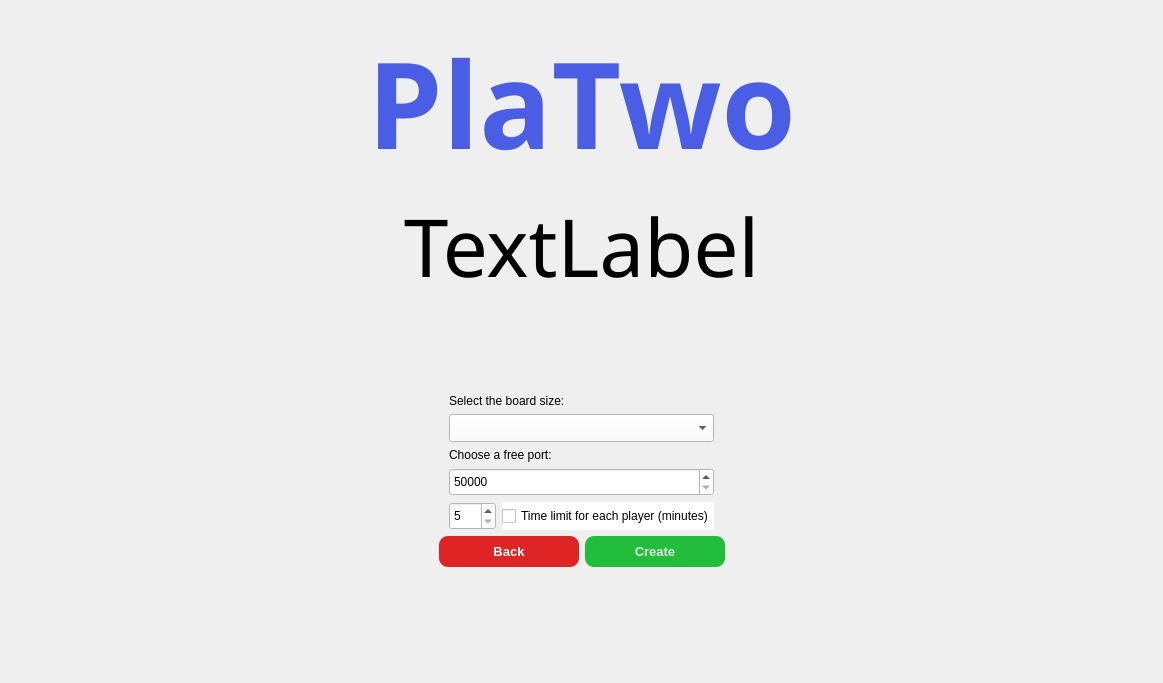
PlaTwo-project/PlaTwo, file UI/Network/host_page.ui: the form before one commit.
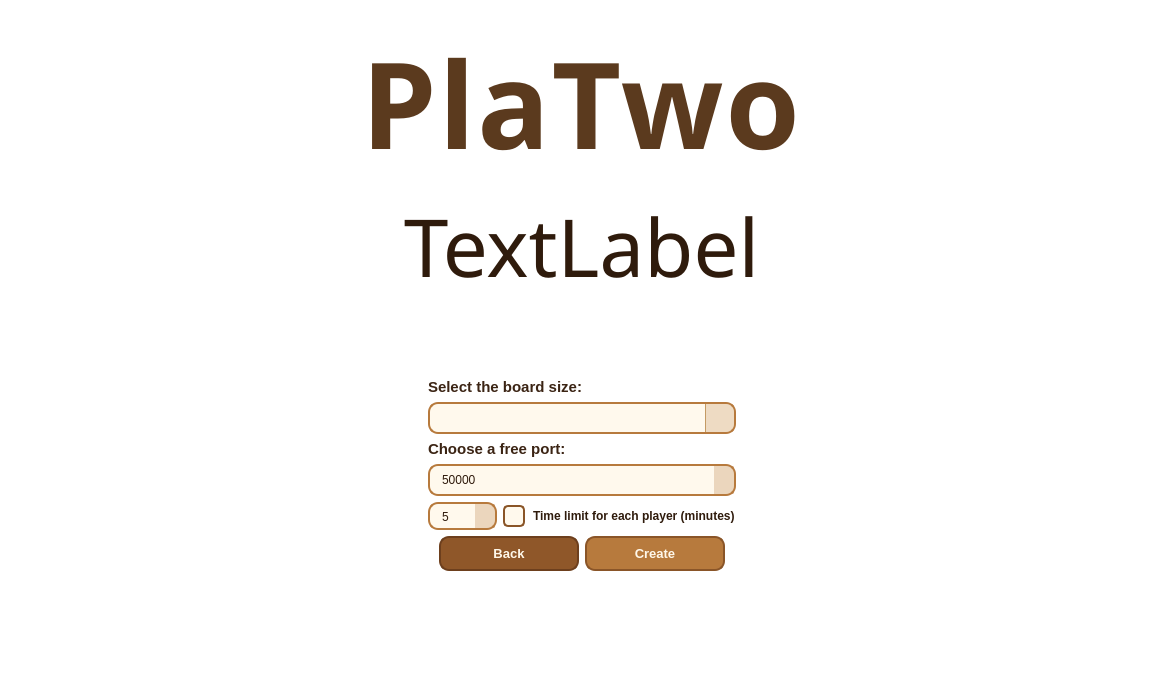
The form after the commit. The open tabs and pages were chosen to show the change.

```diff
--- a/UI/Network/host_page.ui
+++ b/UI/Network/host_page.ui
@@ -14,20 +14,35 @@
    <string>Form</string>
   </property>
   <property name="styleSheet">
-   <string notr="true">QMessageBox QPushButton {
-    background-color: white;
-    color: black;
-    border: 1px solid #0078d7;
-    padding: 5px 12px;
-    border-radius: 4px;
+   <string notr="true">QWidget#HostPage {
+    background: transparent;
+}
+
+QMessageBox {
+    background-color: #F7E7C6;
+    color: #3B2414;
+}
+
+QMessageBox QLabel {
+    color: #3B2414;
+    font-size: 10pt;
+}
+
+QMessageBox QPushButton {
+    background-color: #B77A3D;
+    color: #FFF8EA;
+    border: 1px solid #8A5528;
+    border-radius: 7px;
+    padding: 6px 16px;
+    font-weight: bold;
 }
 
 QMessageBox QPushButton:hover {
-    background-color: #e6f2ff;
+    background-color: #C98A49;
 }
 
 QMessageBox QPushButton:pressed {
-    background-color: #C7E3FF;
+    background-color: #8F5729;
 }</string>
   </property>
   <layout class="QGridLayout" name="gridLayout_2">
@@ -40,7 +55,7 @@
       </sizepolicy>
      </property>
      <property name="currentIndex">
-      <number>1</number>
+      <number>0</number>
      </property>
      <widget class="QWidget" name="page_host_setting">
       <layout class="QGridLayout" name="gridLayout">
@@ -77,20 +92,23 @@
              </property>
              <property name="styleSheet">
               <string notr="true">QPushButton {
-    background-color: #DE2424;
-    color: white;
-    border: none;
-    border-radius: 9px;
+    background-color: #8F5729;
+    color: #FFF8EA;
+    border: 2px solid #6D3F1D;
+    border-radius: 10px;
     padding: 8px 16px;
     font-weight: bold;
 }
 
 QPushButton:hover {
-    background-color: #C42B1C;
+    background-color: #A8642A;
+    border: 2px solid #7A431B;
+    color: #FFFFFF;
 }
 
 QPushButton:pressed {
-    background-color: #B02719; 
+    background-color: #6D3F1D;
+    border: 2px solid #4A2B14;
 }
 </string>
              </property>
@@ -115,19 +133,23 @@
              </property>
              <property name="styleSheet">
               <string notr="true">QPushButton {
-    background-color: #23BD3D;
-    color: #e0e0e0;
-    border-radius: 9px;
+    background-color: #B77A3D;
+    color: #FFF8EA;
+    border: 2px solid #8A5528;
+    border-radius: 10px;
     padding: 8px 16px;
     font-weight: bold;
 }
 
 QPushButton:hover {
-    background-color: #1D9E33;
+    background-color: #C98A49;
+    border: 2px solid #9B6331;
+    color: #FFFFFF;
 }
 
 QPushButton:pressed {
-    background-color: #19872C;
+    background-color: #8F5729;
+    border: 2px solid #6D3F1D;
 }
 </string>
              </property>
@@ -163,7 +185,11 @@
           </font>
          </property>
          <property name="styleSheet">
-          <string notr="true">color: #495ee4;</string>
+          <string notr="true">QLabel {
+    color: #5B3A1E;
+    background: transparent;
+    letter-spacing: 2px;
+}</string>
          </property>
          <property name="text">
           <string>PlaTwo</string>
@@ -182,7 +208,10 @@
           </font>
          </property>
          <property name="styleSheet">
-          <string notr="true">color: #000000;</string>
+          <string notr="true">QLabel {
+    color: #2F1B0C;
+    background: transparent;
+}</string>
          </property>
          <property name="text">
           <string>TextLabel</string>
@@ -235,6 +264,14 @@
                <height>0</height>
               </size>
              </property>
+             <property name="styleSheet">
+              <string notr="true">QLabel {
+    color: #3B2414;
+    background: transparent;
+    font-size: 11pt;
+    font-weight: bold;
+}</string>
+             </property>
              <property name="text">
               <string>Select the board size:</string>
              </property>
@@ -255,14 +292,60 @@
               </size>
              </property>
              <property name="styleSheet">
-              <string notr="true">
-background-color: rgb(255, 255, 255);
-color: rgb(0, 0, 0);</string>
+              <string notr="true">QComboBox {
+    background-color: rgba(255, 248, 235, 230);
+    color: #2F1B0C;
+    border: 2px solid #B77A3D;
+    border-radius: 10px;
+    padding: 6px 10px;
+}
+
+QComboBox:hover {
+    border: 2px solid #C98A49;
+    background-color: rgba(255, 250, 240, 245);
+}
+
+QComboBox:focus {
+    border: 2px solid #8F5729;
+    background-color: rgba(255, 252, 245, 255);
+}
+
+QComboBox::drop-down {
+    subcontrol-origin: padding;
+    subcontrol-position: top right;
+    width: 28px;
+    border-left: 1px solid #C49A63;
+    background-color: rgba(183, 122, 61, 60);
+    border-top-right-radius: 8px;
+    border-bottom-right-radius: 8px;
+}
+
+QComboBox::down-arrow {
+    image: none;
+    width: 0;
+    height: 0;
+}
+
+QComboBox QAbstractItemView {
+    background-color: #FFF8EA;
+    color: #2F1B0C;
+    border: 1px solid #B77A3D;
+    selection-background-color: #C98A49;
+    selection-color: #FFFFFF;
+}</string>
              </property>
             </widget>
            </item>
            <item>
             <widget class="QLabel" name="label_6">
+             <property name="styleSheet">
+              <string notr="true">QLabel {
+    color: #3B2414;
+    background: transparent;
+    font-size: 11pt;
+    font-weight: bold;
+}</string>
+             </property>
              <property name="text">
               <string>Choose a free port:</string>
              </property>
@@ -283,8 +366,35 @@
               </size>
              </property>
              <property name="styleSheet">
-              <string notr="true">background-color: rgb(255, 255, 255);
-color: rgb(0, 0, 0);</string>
+              <string notr="true">QSpinBox {
+    background-color: rgba(255, 248, 235, 230);
+    color: #2F1B0C;
+    border: 2px solid #B77A3D;
+    border-radius: 10px;
+    padding: 6px 10px;
+}
+
+QSpinBox:hover {
+    border: 2px solid #C98A49;
+    background-color: rgba(255, 250, 240, 245);
+}
+
+QSpinBox:focus {
+    border: 2px solid #8F5729;
+    background-color: rgba(255, 252, 245, 255);
+}
+
+QSpinBox::up-button,
+QSpinBox::down-button {
+    width: 20px;
+    border: none;
+    background-color: rgba(183, 122, 61, 70);
+}
+
+QSpinBox::up-button:hover,
+QSpinBox::down-button:hover {
+    background-color: rgba(201, 138, 73, 120);
+}</string>
              </property>
              <property name="minimum">
               <number>50000</number>
@@ -311,8 +421,35 @@
                 </size>
                </property>
                <property name="styleSheet">
-                <string notr="true">background-color: rgb(255, 255, 255);
-color: rgb(0, 0, 0);</string>
+                <string notr="true">QSpinBox {
+    background-color: rgba(255, 248, 235, 230);
+    color: #2F1B0C;
+    border: 2px solid #B77A3D;
+    border-radius: 10px;
+    padding: 6px 10px;
+}
+
+QSpinBox:hover {
+    border: 2px solid #C98A49;
+    background-color: rgba(255, 250, 240, 245);
+}
+
+QSpinBox:focus {
+    border: 2px solid #8F5729;
+    background-color: rgba(255, 252, 245, 255);
+}
+
+QSpinBox::up-button,
+QSpinBox::down-button {
+    width: 20px;
+    border: none;
+    background-color: rgba(183, 122, 61, 70);
+}
+
+QSpinBox::up-button:hover,
+QSpinBox::down-button:hover {
+    background-color: rgba(201, 138, 73, 120);
+}</string>
                </property>
                <property name="minimum">
                 <number>5</number>
@@ -340,8 +477,29 @@
                 </size>
                </property>
                <property name="styleSheet">
-                <string notr="true">background-color: rgb(255, 255, 255);
-color: rgb(0, 0, 0);</string>
+                <string notr="true">QCheckBox {
+    color: #2F1B0C;
+    background: transparent;
+    spacing: 8px;
+    font-weight: bold;
+}
+
+QCheckBox::indicator {
+    width: 18px;
+    height: 18px;
+    border: 2px solid #8A5528;
+    border-radius: 5px;
+    background-color: rgba(255, 248, 235, 230);
+}
+
+QCheckBox::indicator:checked {
+    background-color: #B77A3D;
+    border: 2px solid #8A5528;
+}
+
+QCheckBox::indicator:hover {
+    border: 2px solid #C98A49;
+}</string>
                </property>
                <property name="text">
                 <string>Time limit for each player (minutes)</string>
@@ -412,7 +570,10 @@
           </font>
          </property>
          <property name="styleSheet">
-          <string notr="true">color: #000000;</string>
+          <string notr="true">QLabel {
+    color: #2F1B0C;
+    background: transparent;
+}</string>
          </property>
          <property name="text">
           <string>TextLabel</string>
@@ -430,6 +591,12 @@
            <pointsize>18</pointsize>
           </font>
          </property>
+         <property name="styleSheet">
+          <string notr="true">QLabel {
+    color: #5B3A1E;
+    background: transparent;
+}</string>
+         </property>
          <property name="text">
           <string>Server IP : </string>
          </property>
@@ -449,7 +616,10 @@
           </font>
          </property>
          <property name="styleSheet">
-          <string notr="true">color: #000000;</string>
+          <string notr="true">QLabel {
+    color: #3B2414;
+    background: transparent;
+}</string>
          </property>
          <property name="text">
           <string>Waiting for guest to join...</string>
@@ -469,7 +639,11 @@
           </font>
          </property>
          <property name="styleSheet">
-          <string notr="true">color: #495ee4;</string>
+          <string notr="true">QLabel {
+    color: #5B3A1E;
+    background: transparent;
+    letter-spacing: 2px;
+}</string>
          </property>
          <property name="text">
           <string>PlaTwo</string>
@@ -500,8 +674,9 @@
            </property>
            <property name="styleSheet">
             <string notr="true">QPushButton {
-    background-color: #DE2424;
-    color: #e0e0e0;
+    background-color: #8F5729;
+    color: #FFF8EA;
+    border: 2px solid #6D3F1D;
     border-radius: 12px;
     padding: 10px 17px;
     font-size: 13px;
@@ -510,11 +685,14 @@
 }
 
 QPushButton:hover {
-    background-color: #C42B1C;
+    background-color: #A8642A;
+    border: 2px solid #7A431B;
+    color: #FFFFFF;
 }
 
 QPushButton:pressed {
-    background-color: #B02719; 
+    background-color: #6D3F1D;
+    border: 2px solid #4A2B14;
 }
 </string>
            </property>
@@ -550,6 +728,12 @@
            <bold>false</bold>
           </font>
          </property>
+         <property name="styleSheet">
+          <string notr="true">QLabel {
+    color: #5B3A1E;
+    background: transparent;
+}</string>
+         </property>
          <property name="text">
           <string>Server port</string>
          </property>
```
